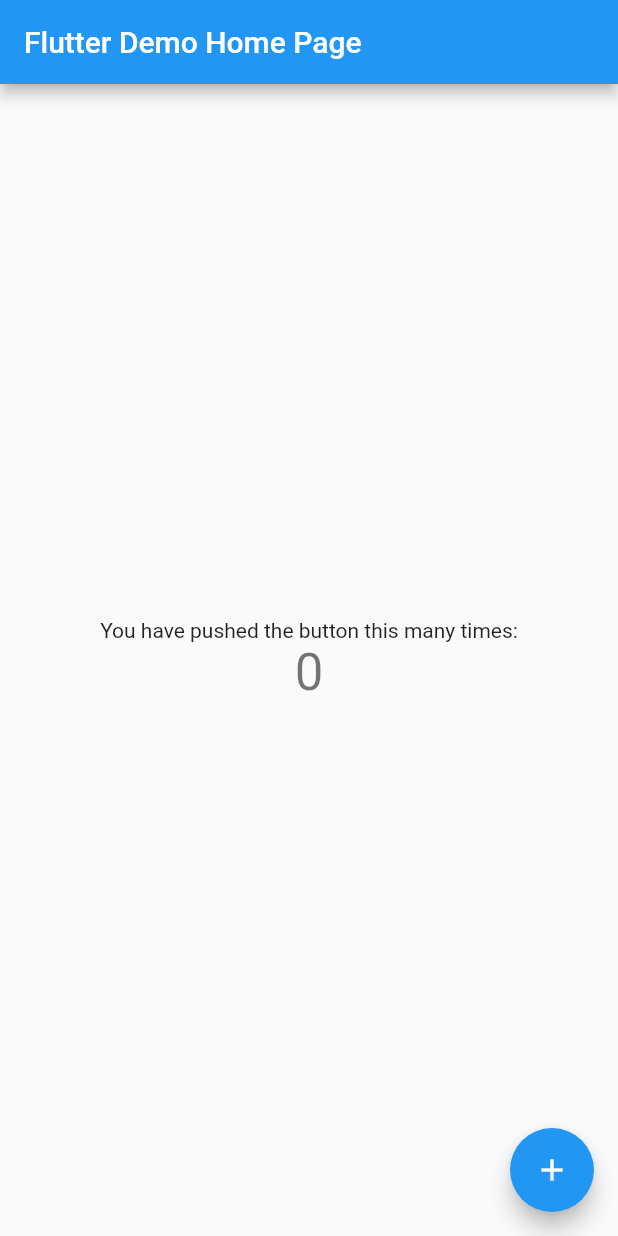
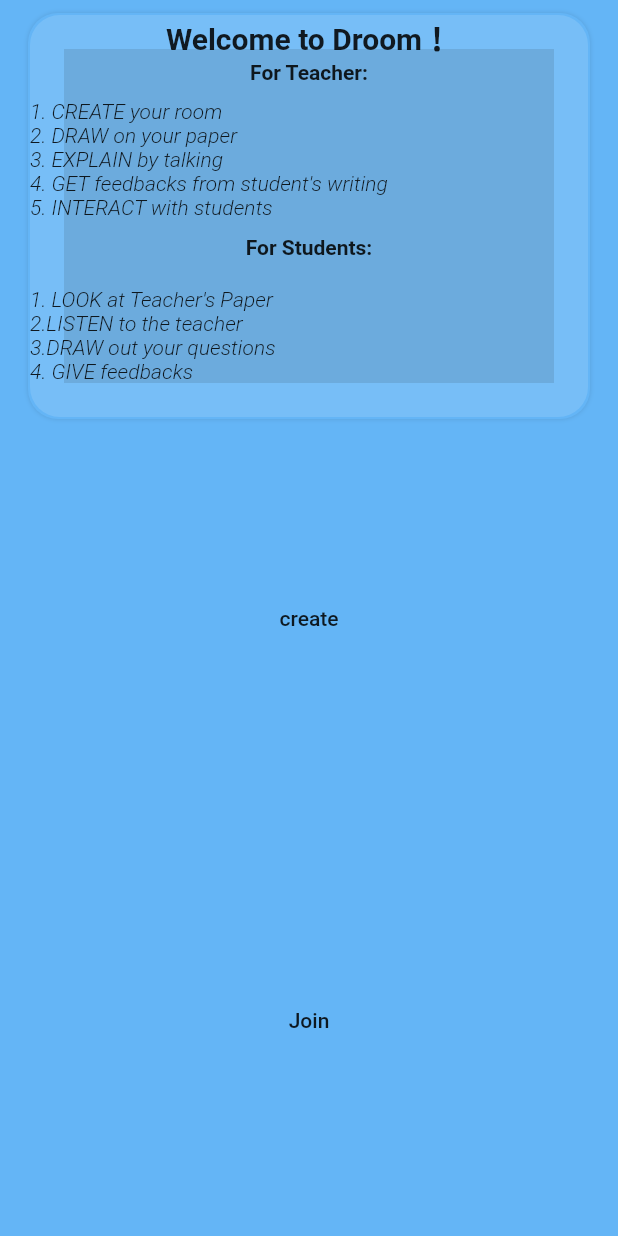
Before and after one commit to cityhack-c-see/CSEE_Edutech_Front_CityHack22, a Flutter app: the screen it shows after launch, on a phone screen of 412 x 824 dp. Run offline on Flutter 3.47's test engine with Material 2 defaults, Android fonts, the phone set to English and light mode, and no system bars; Roboto replaces fonts that are missing (Mochiy).

Commit message:
Home page 1st version

```diff
--- a/lib/main.dart
+++ b/lib/main.dart
@@ -1,115 +1,12 @@
 import 'package:flutter/material.dart';
-
+import 'pages/home.dart';
 void main() {
-  runApp(const MyApp());
+  runApp(MaterialApp(
+    initialRoute: '/home',
+    routes: {
+      '/home': (context) => Home(),
+    },
+  ));
 }
 
-class MyApp extends StatelessWidget {
-  const MyApp({Key? key}) : super(key: key);
-
-  // This widget is the root of your application.
-  @override
-  Widget build(BuildContext context) {
-    return MaterialApp(
-      title: 'Flutter Demo',
-      theme: ThemeData(
-        // This is the theme of your application.
-        //
-        // Try running your application with "flutter run". You'll see the
-        // application has a blue toolbar. Then, without quitting the app, try
-        // changing the primarySwatch below to Colors.green and then invoke
-        // "hot reload" (press "r" in the console where you ran "flutter run",
-        // or simply save your changes to "hot reload" in a Flutter IDE).
-        // Notice that the counter didn't reset back to zero; the application
-        // is not restarted.
-        primarySwatch: Colors.blue,
-      ),
-      home: const MyHomePage(title: 'Flutter Demo Home Page'),
-    );
-  }
-}
-
-class MyHomePage extends StatefulWidget {
-  const MyHomePage({Key? key, required this.title}) : super(key: key);
-
-  // This widget is the home page of your application. It is stateful, meaning
-  // that it has a State object (defined below) that contains fields that affect
-  // how it looks.
-
-  // This class is the configuration for the state. It holds the values (in this
-  // case the title) provided by the parent (in this case the App widget) and
-  // used by the build method of the State. Fields in a Widget subclass are
-  // always marked "final".
-
-  final String title;
-
-  @override
-  State<MyHomePage> createState() => _MyHomePageState();
-}
-
-class _MyHomePageState extends State<MyHomePage> {
-  int _counter = 0;
-
-  void _incrementCounter() {
-    setState(() {
-      // This call to setState tells the Flutter framework that something has
-      // changed in this State, which causes it to rerun the build method below
-      // so that the display can reflect the updated values. If we changed
-      // _counter without calling setState(), then the build method would not be
-      // called again, and so nothing would appear to happen.
-      _counter++;
-    });
-  }
-
-  @override
-  Widget build(BuildContext context) {
-    // This method is rerun every time setState is called, for instance as done
-    // by the _incrementCounter method above.
-    //
-    // The Flutter framework has been optimized to make rerunning build methods
-    // fast, so that you can just rebuild anything that needs updating rather
-    // than having to individually change instances of widgets.
-    return Scaffold(
-      appBar: AppBar(
-        // Here we take the value from the MyHomePage object that was created by
-        // the App.build method, and use it to set our appbar title.
-        title: Text(widget.title),
-      ),
-      body: Center(
-        // Center is a layout widget. It takes a single child and positions it
-        // in the middle of the parent.
-        child: Column(
-          // Column is also a layout widget. It takes a list of children and
-          // arranges them vertically. By default, it sizes itself to fit its
-          // children horizontally, and tries to be as tall as its parent.
-          //
-          // Invoke "debug painting" (press "p" in the console, choose the
-          // "Toggle Debug Paint" action from the Flutter Inspector in Android
-          // Studio, or the "Toggle Debug Paint" command in Visual Studio Code)
-          // to see the wireframe for each widget.
-          //
-          // Column has various properties to control how it sizes itself and
-          // how it positions its children. Here we use mainAxisAlignment to
-          // center the children vertically; the main axis here is the vertical
-          // axis because Columns are vertical (the cross axis would be
-          // horizontal).
-          mainAxisAlignment: MainAxisAlignment.center,
-          children: <Widget>[
-            const Text(
-              'You have pushed the button this many times:',
-            ),
-            Text(
-              '$_counter',
-              style: Theme.of(context).textTheme.headline4,
-            ),
-          ],
-        ),
-      ),
-      floatingActionButton: FloatingActionButton(
-        onPressed: _incrementCounter,
-        tooltip: 'Increment',
-        child: const Icon(Icons.add),
-      ), // This trailing comma makes auto-formatting nicer for build methods.
-    );
-  }
-}
+//In the past, when students ask the teachers questions online. Students always try so hard to explain by his words, and teachers also try his best to answer only by words. However, these difficulties can now be solved. \n Droom provides you a platform to teach, with better interation. \n For teacher,n the paper, at the same time, you explain the idea on voice chat. Most importantly, You can now interact with your student by looking at what they are writing on their own paper"
--- /dev/null
+++ b/lib/pages/home.dart
@@ -0,0 +1,131 @@
+import 'package:flutter/material.dart';
+
+class Home extends StatelessWidget {
+  const Home({Key? key}) : super(key: key);
+
+  @override
+  Widget build(BuildContext context) {
+    return Scaffold(
+      backgroundColor: Colors.blue[300],
+      body: SafeArea(
+        child: Padding(
+          padding: EdgeInsets.only(left: 20, right: 20, top: 10, bottom:10),
+          child: Column(
+            children: [
+              Expanded(
+                flex: 1,
+                child: Container(
+                  decoration: BoxDecoration(
+                    color: Colors.white12,
+                    boxShadow: [
+                      BoxShadow(
+                        blurStyle: BlurStyle.outer,
+                        color: Colors.black12,
+                        blurRadius: 2.0,
+                        spreadRadius: 1.0,
+                      )
+                    ],
+                      borderRadius: BorderRadius.circular(20),
+                  ),
+                  child: Column(
+                    children: [
+                      Expanded(
+                        flex: 3,
+                        child: Container(
+                          alignment: Alignment.topCenter,
+                          child: Text(
+                            "Welcome to Droom！",
+                            style: TextStyle(
+                              fontFamily: 'Mochiy',
+                              fontSize: 20,
+                              fontWeight: FontWeight.bold
+                            ),
+                          ),
+                        ),
+                      ),
+                      Container(
+                        alignment: Alignment.topCenter,
+                        child: Flexible(
+                          flex: 2,
+                            child: Text(
+                                "For Teacher:",
+                              style: TextStyle(
+                                fontWeight: FontWeight.bold
+                              ),
+                            )
+                        ),
+                      ),
+                      Expanded(
+                        flex: 10,
+                        child: Container(
+                          alignment: Alignment.centerLeft,
+                          child: Text(
+                            "1. CREATE your room\n2. DRAW on your paper \n3. EXPLAIN by talking\n4. GET feedbacks from student's writing \n5. INTERACT with students",
+                            style: TextStyle(
+                              fontWeight: FontWeight.w300,
+                              fontStyle: FontStyle.italic,
+                            ),
+                          ),
+                        ),
+                      ),
+                      Flexible(
+                        flex: 2,
+                          child: Text(
+                            'For Students:',
+                            style: TextStyle(
+                              fontWeight: FontWeight.bold
+                            ),
+                          )
+                      ),
+                      Expanded(
+                        flex: 10,
+                        child: Container(
+                          alignment: Alignment.centerLeft,
+                          child: Text(
+                              "1. LOOK at Teacher's Paper\n2.LISTEN to the teacher\n3.DRAW out your questions\n4. GIVE feedbacks ",
+                            style: TextStyle(
+                              fontWeight: FontWeight.w300,
+                              fontStyle: FontStyle.italic,
+                            ),
+                          ),
+                        ),
+                      ),
+                    ],
+                  ),
+                )
+              ),
+              Expanded(
+                flex: 1,
+                child: Container(
+                  alignment: Alignment.center,
+                  child: MaterialButton(
+                    shape: RoundedRectangleBorder(
+                      borderRadius: BorderRadius.circular(30),
+                    ),
+                    elevation: 10,
+                    onPressed: (){},
+                    child: Text("create"),
+                  )
+                ),
+              ),
+              Expanded(
+                flex: 1,
+                child: Container(
+                    alignment: Alignment.center,
+                    child: MaterialButton(
+                      shape: RoundedRectangleBorder(
+                        borderRadius: BorderRadius.circular(30),
+                      ),
+                      elevation: 10,
+                      onPressed: (){},
+                      child: Text("Join"),
+                    )
+                )
+              ),
+            ],
+          ),
+        ),
+      ),
+    );
+  }
+}
```
Also changed, not shown: fonts/OFL.txt (added, +93 -0 lines), pubspec.yaml (+8 -16 lines), Images/create-button.svg (added), lib/pages/drawroom.dart (added), 13 other files.
